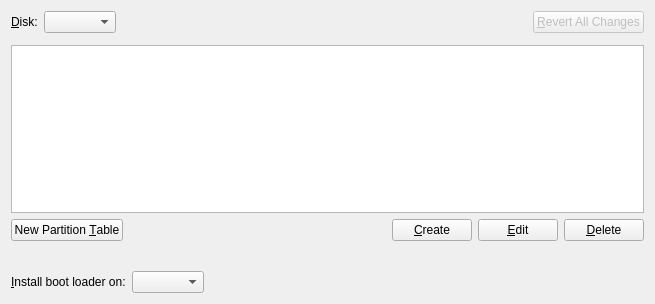
tanglu-org/calamares, file src/modules/partition/gui/PartitionPage.ui: the form before one commit.
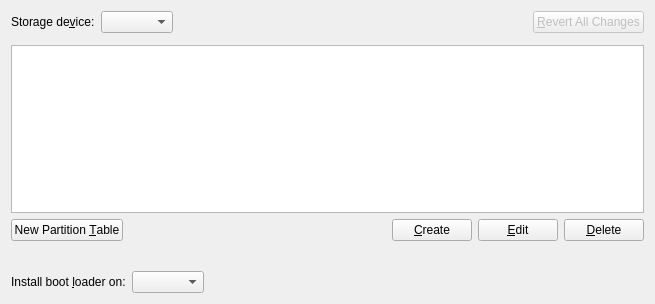
The form after the commit. Custom widgets are drawn as their Qt base class.

What changed in the file:
```diff
--- a/src/modules/partition/gui/PartitionPage.ui
+++ b/src/modules/partition/gui/PartitionPage.ui
@@ -19,7 +19,7 @@
      <item>
       <widget class="QLabel" name="label_2">
        <property name="text">
-        <string>&amp;Disk:</string>
+        <string>Storage de&amp;vice:</string>
        </property>
        <property name="buddy">
         <cstring>deviceComboBox</cstring>
@@ -142,7 +142,7 @@
      <item>
       <widget class="QLabel" name="label_3">
        <property name="text">
-        <string>&amp;Install boot loader on:</string>
+        <string>Install boot &amp;loader on:</string>
        </property>
        <property name="buddy">
         <cstring>bootLoaderComboBox</cstring>
```
Left out of the diff: 6 changed lines with no effect on the pictures.
